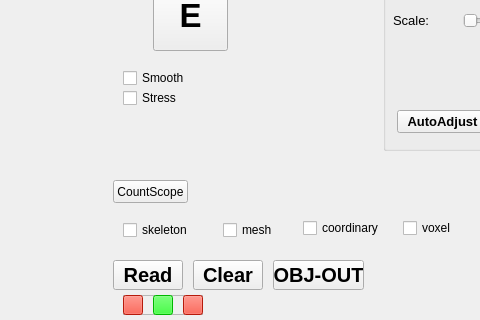
The window that Pinocchio/ModelHandle/ModelHandle/modelhandle.ui (lizhenxiS/Pinocchio) describes before a commit, drawn with Qt 5; both pictures show x 527 to 1007 and y 280 to 600 of the 1200 by 600 pixel window.
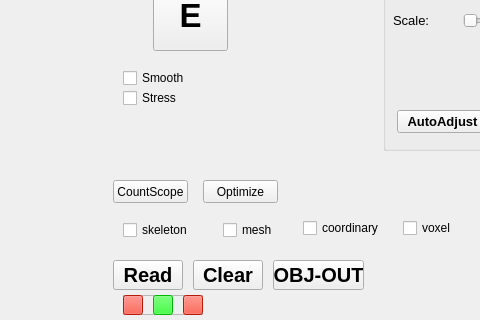
The same window after the commit. Custom widgets are drawn as their Qt base class.

```diff
--- a/Pinocchio/ModelHandle/ModelHandle/modelhandle.ui
+++ b/Pinocchio/ModelHandle/ModelHandle/modelhandle.ui
@@ -615,6 +615,19 @@
     <string>CountScope</string>
    </property>
   </widget>
+  <widget class="QPushButton" name="optButton">
+   <property name="geometry">
+    <rect>
+     <x>730</x>
+     <y>460</y>
+     <width>75</width>
+     <height>23</height>
+    </rect>
+   </property>
+   <property name="text">
+    <string>Optimize</string>
+   </property>
+  </widget>
  </widget>
  <layoutdefault spacing="6" margin="11"/>
  <customwidgets>
```
